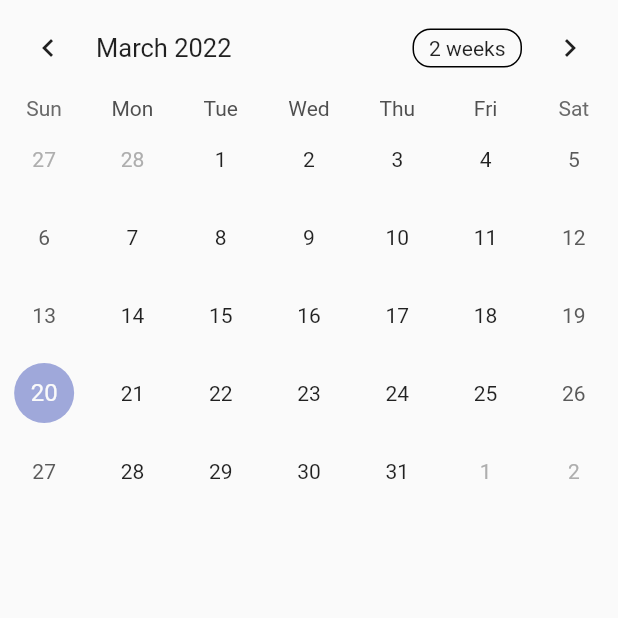
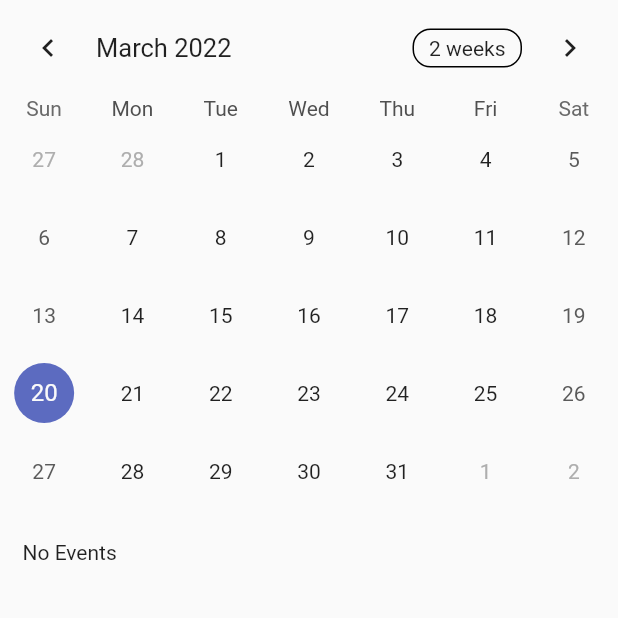
Before and after one commit to jainbot27/TrueMartialArtsApp, a Flutter app: the Calendar screen opened directly, on a phone screen of 412 x 824 dp, the top half of it. Run offline on Flutter 3.47's test engine with Material 2 defaults, Android fonts, the phone set to English and light mode, and no system bars; drawn by our look-alikes of table_calendar; our stand-ins replace cloud_firestore, firebase_auth, firebase_core, flutter_local_notifications, rxdart, timezone; accounts and stored records are empty.

Commit message:
Stable but wrong

```diff
--- a/lib/calendar.dart
+++ b/lib/calendar.dart
@@ -1,22 +1,44 @@
 import 'package:flutter/material.dart';
 import 'package:table_calendar/table_calendar.dart';
 import 'package:csia/event.dart';
-import 'package:intl/intl.dart';
-import 'package:provider/provider.dart';
+import 'package:csia/main.dart';
+import 'package:cloud_firestore/cloud_firestore.dart';
+import 'package:csia/get_doc_name.dart';
+
+CollectionReference events = firestore.collection('events');
 
 class Calendar extends StatefulWidget {
   CalendarState createState() => CalendarState();
 }
 
 class CalendarState extends State<Calendar> {
-  DateTime? _selectedDay;
+  DateTime _selectedDay = DateTime.now();
   DateTime _focusedDay = DateTime.now();
-  List<Event> _selectedEvents = [];
+  // List<Widget> eventWidgets = [];
+  List<Widget> eventWidgets = [];
 
   @override
 
-  void addEvent() {
+  // Widget Events(var d){
+  //   return Container(
+  //     padding: EdgeInsets.fromLTRB(10, 10, 10, 10),
+  //     child: Container(
+  //         width: MediaQuery.of(context).size.width * 0.9,
+  //         padding: EdgeInsets.fromLTRB(0, 15, 0, 0),
+  //         decoration: BoxDecoration(
+  //             border: Border(
+  //           top: BorderSide(color: Theme.of(context).dividerColor),
+  //         )),
+  //         child: Row(
+  //           mainAxisAlignment: MainAxisAlignment.spaceBetween,
+  //           children:[Text(d.name,
+  //                           style:
+  //                               Theme.of(context).primaryTextTheme.bodyText1),
+  //            ]) ),
+  //       );  }
 
+  void addEvent(DateTime dt, String name, String description) {
+    events.add({'Time': getDocName(dt), 'Name': name, 'Description': description});
   }
 
   void removeEvent() {
@@ -24,7 +46,61 @@ class CalendarState extends State<Calendar> {
   }
 
 
+  Widget menuTitle(BuildContext context) {
+    print('begin menuTitle');
+    String text = "Events";
+    var allEvents = reset();
+    if (allEvents.length == 0)
+      text = "No Events";
+    print('end menutitle');
+    return Container(
+      padding: EdgeInsets.fromLTRB(15, 20, 15, 15),
+      child: Text(text),
+    );
+  }
+
+  // Widget foo() {
+  //   print('FOO');
+  //   return Material(
+
+  //   );
+  // }
+
+  // Widget huh() {
+  //   print('YANG');
+  //   // for (int i = 0; i < allEvents.length; i++) {
+  //   //   print(allEvents[i].description);
+  //   // }
+  //   // return Text('huh');
+  //   print(getDocName(_selectedDay));
+  //   print(allEvents.length);
+  //   // if (allEvents.length == 0)
+  //   //   return Material();
+  //   return Text('huh');
+  // }
+
+  List<Event> reset() {
+    List<Event> allEvents = [];
+    print('begin reset');
+    events.get().then((QuerySnapshot querySnapshot) {
+      querySnapshot.docs.forEach((doc) {
+        if (doc.data().toString().contains('Time')) {
+          // print('???');
+          if (doc['Time'] == getDocName(_selectedDay)) {
+            print(_focusedDay);
+            allEvents.add(Event(id: 0, name: doc['Name'], time: _focusedDay, description: doc['Description']));
+            // eventWidgets.add(Text('clown'));
+          }
+        }
+      });
+    });
+    print('end reset');
+    return allEvents;
+  }
+
   Widget build(BuildContext context) {
+    // addEvent(DateTime.now(), 'Class Today', 'Red Belt');
+    print('build');
     return Scaffold(
       body: ListView(
         children: <Widget>[
@@ -35,14 +111,20 @@ class CalendarState extends State<Calendar> {
             selectedDayPredicate: (day) {
               return isSameDay(_selectedDay, day);
             },
-            onDaySelected: (selectedDay, focusedDay) {
+            onDaySelected: (selectedDay, focusedDay) async {
               setState(() {
                 _selectedDay = selectedDay;
                 _focusedDay = focusedDay;
-
+                // print(getDocName(_focusedDay));
+                assert(_selectedDay == _focusedDay);
               });
             },
           ),
+          menuTitle(context),
+          // Column(children: eventWidgets),
+          // foo(),
+          // huh()
+          // listOfEvents(),
         ],
       )
     );
--- a/lib/event.dart
+++ b/lib/event.dart
@@ -4,6 +4,7 @@ class Event {
   int id;
   String name;
   DateTime time;
+  String description;
 
-  Event({required this.id, required this.name, required this.time});
+  Event({required this.id, required this.name, required this.time, required this.description});
 }
```
Also changed, not shown: lib/get_doc_name.dart (added, +15 -0 lines), lib/main.dart (+10 -14 lines).
